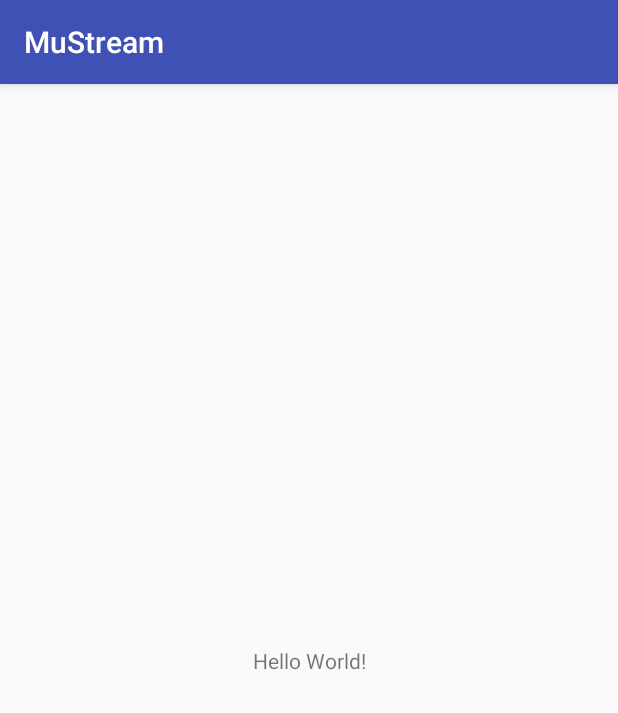
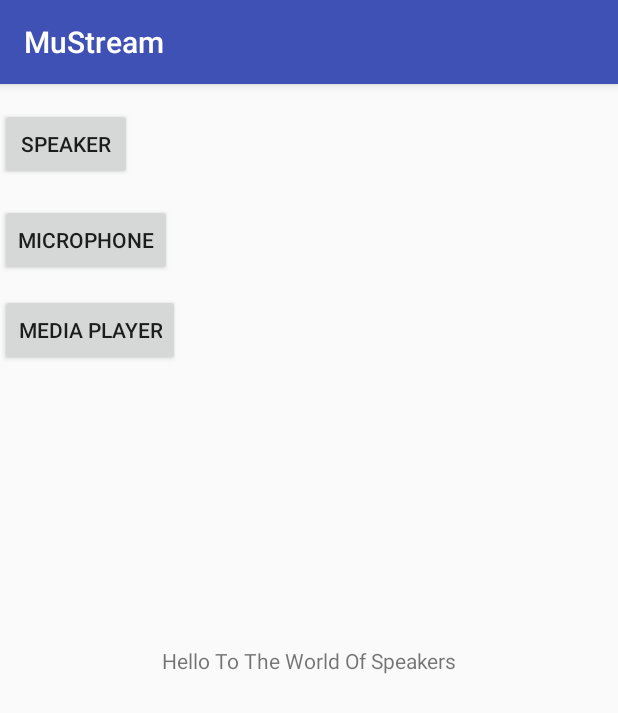
Before and after one commit to dineshdb/MuStream, an Android app: the screen it shows after launch (MainActivity), on a phone screen of 412 x 824 dp. Shown: the top 713 px of the screen. Run offline under Robolectric (Android 15) with nearby library versions, the light colour scheme and no system bars.

Commit message:
Implement buttons in home screen  Changes to be committed: 	modified:   .idea/gradle.xml 	modified:   .idea/misc.xml 	modified:   .idea/modules.xml 	deleted:    MuStream.iml 	modified:   app/src/main/AndroidManifest.xml 	modified:   app/src/main/java/com/sankalpa/mustream/MainActivity.java 	new file:   app/src/main/java/com/sankalpa/mustream/MediaPlayer.java 	new file:   app/src/main/java/com/sankalpa/mustream/MicroPhone.java 	new file:   app/src/main/java/com/sankalpa/mustream/Speaker.java 	modified:   app/src/main/res/layout/activity_main.xml 	new file:   app/src/main/res/layout/activity_media_player.xml 	new file:   app/src/main/res/layout/activity_micro_phone.xml 	new file:   app/src/main/res/layout/activity_speaker.xml 	modified:   app/src/main/res/values/strings.xml

```diff
--- a/app/src/main/res/layout/activity_main.xml
+++ b/app/src/main/res/layout/activity_main.xml
@@ -9,10 +9,40 @@
     <TextView
         android:layout_width="wrap_content"
         android:layout_height="wrap_content"
-        android:text="Hello World!"
+        android:text="Hello To The World Of Speakers"
         app:layout_constraintBottom_toBottomOf="parent"
         app:layout_constraintLeft_toLeftOf="parent"
         app:layout_constraintRight_toRightOf="parent"
         app:layout_constraintTop_toTopOf="parent" />
 
+    <Button
+        android:id="@string/speaker"
+        android:layout_width="wrap_content"
+        android:layout_height="wrap_content"
+        android:layout_marginTop="16dp"
+        android:onClick="speaker"
+        android:text="Speaker"
+        app:layout_constraintTop_toTopOf="parent"
+        tools:layout_editor_absoluteX="260dp" />
+
+    <Button
+        android:id="@string/microphone"
+        android:layout_width="wrap_content"
+        android:layout_height="wrap_content"
+        android:layout_marginTop="80dp"
+        android:onClick="microphone"
+        android:text="Microphone"
+        app:layout_constraintTop_toTopOf="parent"
+        tools:layout_editor_absoluteX="260dp" />
+
+    <Button
+        android:id="@string/media"
+        android:layout_width="wrap_content"
+        android:layout_height="wrap_content"
+        android:layout_marginTop="140dp"
+        android:onClick="mediaPlayer"
+        android:text="Media Player"
+        app:layout_constraintTop_toTopOf="parent"
+        tools:layout_editor_absoluteX="260dp" />
+
 </android.support.constraint.ConstraintLayout>
--- a/app/src/main/res/values/strings.xml
+++ b/app/src/main/res/values/strings.xml
@@ -1,3 +1,6 @@
 <resources>
     <string name="app_name">MuStream</string>
+    <string name="speaker">Speaker</string>
+    <string name="microphone">MicroPhone</string>
+    <string name="media">Media Player</string>
 </resources>
```
Also changed, not shown: app/src/main/AndroidManifest.xml (+9 -0 lines), app/src/main/java/com/sankalpa/mustream/MainActivity.java (+19 -0 lines), app/src/main/java/com/sankalpa/mustream/MediaPlayer.java (added, +19 -0 lines), app/src/main/java/com/sankalpa/mustream/MicroPhone.java (added, +19 -0 lines), app/src/main/java/com/sankalpa/mustream/Speaker.java (added, +19 -0 lines), app/src/main/res/layout/activity_media_player.xml (added, +19 -0 lines), app/src/main/res/layout/activity_micro_phone.xml (added, +19 -0 lines), app/src/main/res/layout/activity_speaker.xml (added, +19 -0 lines), 1 other file.
